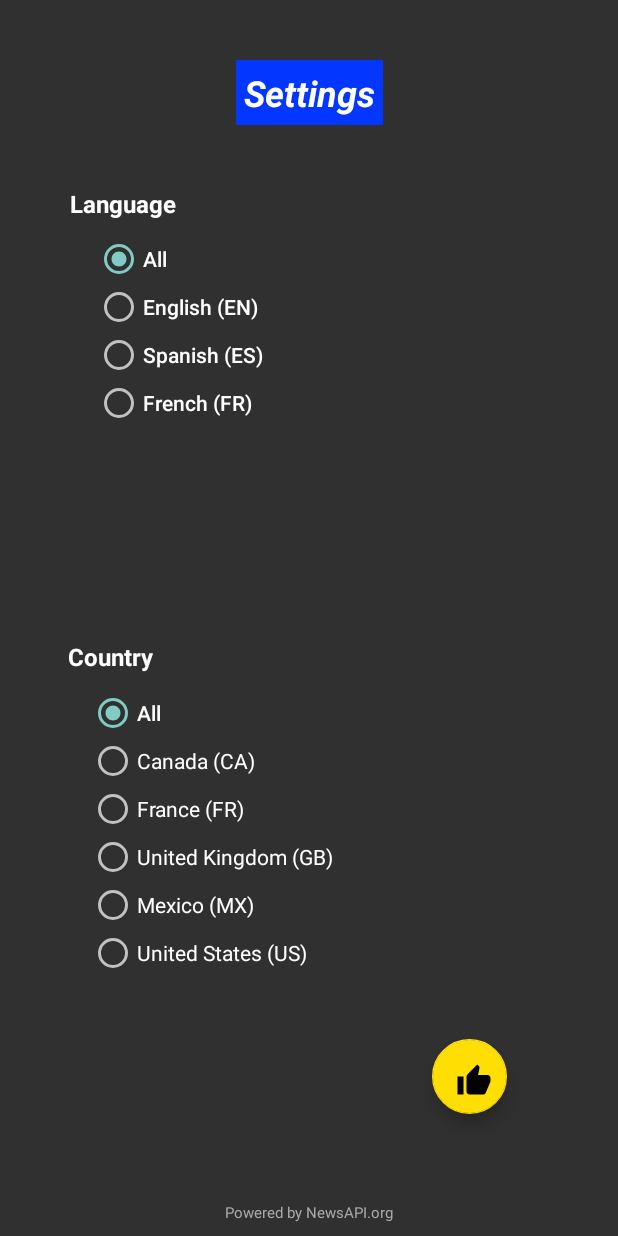
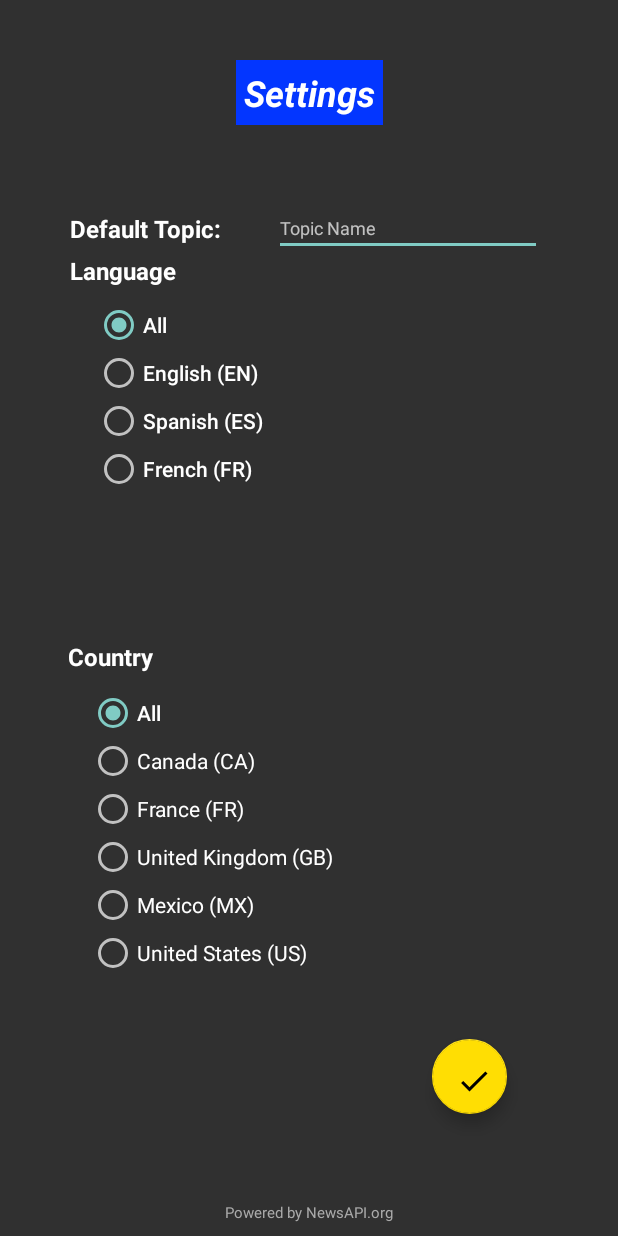
Before and after one commit to mzdoes/bites2, an Android app: the screen it shows after launch (SettingsActivity), after a tap on an icon or button, on a phone screen of 412 x 824 dp. Run offline under Robolectric (Android 15) with nearby library versions, the phone set to English and light mode, and no system bars; network calls fail; 1 statement that could not run was skipped.

Commit message:
working bookmarkButton added default topic setting that would load a specific topic onStart

```diff
--- a/app/src/main/java/com/example/mzdoes/bites2/Article.java
+++ b/app/src/main/java/com/example/mzdoes/bites2/Article.java
@@ -120,4 +120,12 @@ public class Article implements Parcelable, Serializable {
                 ", title='" + title + '\'' +
                 '}';
     }
+
+    @Override
+    public boolean equals(Object obj) {
+        if (obj instanceof Article) {
+            if (((Article) obj).getUrl().equals(this.url)) {return true;}
+            else {return false;}
+        } else { return false; }
+    }
 }
--- a/app/src/main/java/com/example/mzdoes/bites2/ArticleFragment.java
+++ b/app/src/main/java/com/example/mzdoes/bites2/ArticleFragment.java
@@ -35,6 +35,8 @@ public class ArticleFragment extends Fragment {
     private Article currentArticle;
     private String headline, description, urlImage, sourceUrlImage;
     private boolean aBookmark;
+    private ImageView bookmarkButton;
+
 
     // FINAL VARIABLES
     private static final String URL_BLACK_IMAGE = "https://vignette.wikia.nocookie.net/joke-battles/images/5/5a/Black.jpg/revision/latest?cb=20161223050425";
@@ -120,7 +122,7 @@ public class ArticleFragment extends Fragment {
 
 
         // Set Buttons
-        final ImageButton bookmarkButton = view.findViewById(R.id.imageButton_bookmarkArticle);
+        bookmarkButton = view.findViewById(R.id.imageButton_bookmarkArticle);
         ImageButton shareButton = view.findViewById(R.id.imageButton_shareArticle);
 
         if (aBookmark) { bookmarkButton.setImageResource(R.drawable.ic_bookmark_black_24dp); }
@@ -190,5 +192,12 @@ public class ArticleFragment extends Fragment {
         startActivity(browserIntent);
     }
 
+    public void updateBookmarkButton() {
+        if (currentArticle != null) { aBookmark = ((MainActivity) getActivity()).ifBookmarkExists(currentArticle); }
 
+        if (bookmarkButton != null) {
+            if (aBookmark) { bookmarkButton.setImageResource(R.drawable.ic_bookmark_black_24dp); }
+            else { bookmarkButton.setImageResource(R.drawable.ic_bookmark_border_black_24dp); }
+        }
+    }
 }
--- a/app/src/main/java/com/example/mzdoes/bites2/KeySettings.java
+++ b/app/src/main/java/com/example/mzdoes/bites2/KeySettings.java
@@ -15,4 +15,6 @@ public class KeySettings {
     public static final String COUNTRY_KEY = "country";
 
     public static final String URL_KEY = "url";
+
+    public static final String DEFAULT_TOPIC_KEY = "defaultTopic";
 }
--- a/app/src/main/java/com/example/mzdoes/bites2/MainActivity.java
+++ b/app/src/main/java/com/example/mzdoes/bites2/MainActivity.java
@@ -123,7 +123,15 @@ public class MainActivity extends AppCompatActivity {
     private void setup() {
         //SET INSTANCE/API VARIABLES
         searchedArticles = bookmarks = new ArrayList<>();
-        sources = new ArrayList<>(); currentTopic = "trump";
+        sources = new ArrayList<>();
+        currentTopic = "all";
+        try {
+            currentTopic = Utility.readString(getApplicationContext(), KeySettings.DEFAULT_TOPIC_KEY);
+        } catch (IOException e) {
+            e.printStackTrace();
+        } catch (ClassNotFoundException e) {
+            e.printStackTrace();
+        }
         updateInstances();
 
 
@@ -279,7 +287,6 @@ public class MainActivity extends AppCompatActivity {
     private void setArticleView() { setSources(currentLanguage, currentCountry); }
 
     private void updateInstances() {
-        currentLanguage = currentCountry = "";
         try {
             bookmarks = Utility.readList(getApplicationContext(), KeySettings.BOOKMARKS_KEY);
             currentLanguage = Utility.readString(getApplicationContext(), KeySettings.LANGUAGE_KEY);
@@ -366,6 +373,15 @@ public class MainActivity extends AppCompatActivity {
         public int getCount() {
             return searchedArticles.size();
         }
+
+
+        @Override
+        public int getItemPosition(Object object) {
+
+            if (object != null) { ((ArticleFragment) this.getItem(mPager.getCurrentItem())).updateBookmarkButton(); }
+
+            return super.getItemPosition(object);
+        }
     }
 
     @Override
@@ -384,7 +400,6 @@ public class MainActivity extends AppCompatActivity {
     protected void onResume() {
         super.onResume();
         updateInstances();
-
     }
 
     @Override
--- a/app/src/main/java/com/example/mzdoes/bites2/SettingsActivity.java
+++ b/app/src/main/java/com/example/mzdoes/bites2/SettingsActivity.java
@@ -5,6 +5,7 @@ import android.os.Bundle;
 import android.support.design.widget.FloatingActionButton;
 import android.support.v7.app.AppCompatActivity;
 import android.view.View;
+import android.widget.EditText;
 import android.widget.RadioButton;
 import android.widget.RadioGroup;
 import android.widget.Toast;
@@ -19,9 +20,10 @@ public class SettingsActivity extends AppCompatActivity {
     // ANDROID WIDGETS
     private RadioGroup           languageSettings, countrySettings;
     private FloatingActionButton settingsApplyButton;
+    private EditText             topicEditText;
 
     // INSTANCE VARIABLES
-    private String               chosenLanguage, chosenCountry;
+    private String               chosenLanguage, chosenCountry, chosenTopic;
 
 
     /** ---  METHODS AND STUFF  ---- **/
@@ -64,12 +66,17 @@ public class SettingsActivity extends AppCompatActivity {
         else if (chosenCountry.equals("us")) { RadioButton b = findViewById(R.id.radioButton_countryUS); b.setChecked(true); }
 
 
+        topicEditText.setText(chosenTopic);
+
         settingsApplyButton.setOnClickListener(new View.OnClickListener() {
             @Override
             public void onClick(View view) {
+                chosenTopic = topicEditText.getText().toString();
+
                 try {
                     Utility.saveString(getApplicationContext(), KeySettings.LANGUAGE_KEY, chosenLanguage);
                     Utility.saveString(getApplicationContext(), KeySettings.COUNTRY_KEY, chosenCountry);
+                    Utility.saveString(getApplicationContext(), KeySettings.DEFAULT_TOPIC_KEY, chosenTopic);
                 } catch (IOException e) {
                     e.printStackTrace();
                 }
@@ -90,10 +97,11 @@ public class SettingsActivity extends AppCompatActivity {
         super.onCreate(savedInstanceState);
         setContentView(R.layout.activity_settings);
 
-        chosenLanguage = chosenCountry = "";
+        chosenLanguage = chosenCountry = chosenTopic = "";
         try {
             chosenLanguage = Utility.readString(getApplicationContext(), KeySettings.LANGUAGE_KEY);
             chosenCountry = Utility.readString(getApplicationContext(), KeySettings.COUNTRY_KEY);
+            chosenTopic = Utility.readString(getApplicationContext(), KeySettings.DEFAULT_TOPIC_KEY);
         } catch  (IOException e) {
             e.printStackTrace();
         } catch (ClassNotFoundException e) {
@@ -102,6 +110,7 @@ public class SettingsActivity extends AppCompatActivity {
 
         languageSettings = findViewById(R.id.radioGroup_languageSettings);
         countrySettings = findViewById(R.id.radioGroup_countrySettings);
+        topicEditText = findViewById(R.id.editText_defaultTopic);
         settingsApplyButton = findViewById(R.id.floatingActionButton_settingsApply);
 
         setWidgets();
--- a/app/src/main/res/drawable/ic_thumb_up_black_24dp.xml
+++ /dev/null
@@ -1,9 +0,0 @@
-<vector xmlns:android="http://schemas.android.com/apk/res/android"
-        android:width="24dp"
-        android:height="24dp"
-        android:viewportWidth="24.0"
-        android:viewportHeight="24.0">
-    <path
-        android:fillColor="#FF000000"
-        android:pathData="M1,21h4L5,9L1,9v12zM23,10c0,-1.1 -0.9,-2 -2,-2h-6.31l0.95,-4.57 0.03,-0.32c0,-0.41 -0.17,-0.79 -0.44,-1.06L14.17,1 7.59,7.59C7.22,7.95 7,8.45 7,9v10c0,1.1 0.9,2 2,2h9c0.83,0 1.54,-0.5 1.84,-1.22l3.02,-7.05c0.09,-0.23 0.14,-0.47 0.14,-0.73v-1.91l-0.01,-0.01L23,10z"/>
-</vector>
--- a/app/src/main/res/layout/activity_settings.xml
+++ b/app/src/main/res/layout/activity_settings.xml
@@ -61,7 +61,6 @@
         android:layout_marginBottom="8dp"
         android:layout_marginEnd="8dp"
         android:layout_marginStart="8dp"
-        android:layout_marginTop="8dp"
         android:text="Language"
         android:textAppearance="@style/TextAppearance.AppCompat.Light.SearchResult.Subtitle"
         android:textStyle="bold"
@@ -69,8 +68,8 @@
         app:layout_constraintEnd_toStartOf="@+id/guideline_settingsRight"
         app:layout_constraintHorizontal_bias="0.1"
         app:layout_constraintStart_toStartOf="@+id/guideline_settingsLeft"
-        app:layout_constraintTop_toBottomOf="@+id/textView_settings"
-        app:layout_constraintVertical_bias="0.050000012" />
+        app:layout_constraintTop_toTopOf="@id/barrier_settings"
+        app:layout_constraintVertical_bias="0.00999999" />
 
     <TextView
         android:id="@+id/textView_country"
@@ -79,7 +78,6 @@
         android:layout_marginBottom="8dp"
         android:layout_marginEnd="8dp"
         android:layout_marginStart="8dp"
-        android:layout_marginTop="8dp"
         android:text="Country"
         android:textAppearance="@style/TextAppearance.AppCompat.Light.SearchResult.Subtitle"
         android:textStyle="bold"
@@ -87,7 +85,8 @@
         app:layout_constraintEnd_toStartOf="@+id/guideline_settingsRight"
         app:layout_constraintHorizontal_bias="0.09"
         app:layout_constraintStart_toStartOf="@+id/guideline_settingsLeft"
-        app:layout_constraintTop_toBottomOf="@+id/textView_settings" />
+        app:layout_constraintTop_toTopOf="@id/barrier_settings"
+        app:layout_constraintVertical_bias="0.44" />
 
     <RadioGroup
         android:id="@+id/radioGroup_countrySettings"
@@ -211,7 +210,7 @@
         app:layout_constraintStart_toEndOf="@+id/radioGroup_countrySettings"
         app:layout_constraintTop_toTopOf="@+id/guideline_settingsTop"
         app:layout_constraintVertical_bias="0.94"
-        app:srcCompat="@drawable/ic_thumb_up_black_24dp" />
+        app:srcCompat="@drawable/ic_check_black_24dp" />
 
     <TextView
         android:id="@+id/textView_newsAPIacknowledgement"
@@ -229,4 +228,47 @@
         app:layout_constraintStart_toStartOf="@+id/guideline_settingsLeft"
         app:layout_constraintTop_toTopOf="@+id/guideline_settingsBottom" />
 
+    <TextView
+        android:id="@+id/textView_defaultTopic"
+        android:layout_width="wrap_content"
+        android:layout_height="wrap_content"
+        android:layout_marginBottom="8dp"
+        android:layout_marginEnd="8dp"
+        android:layout_marginStart="8dp"
+        android:layout_marginTop="8dp"
+        android:text="Default Topic:"
+        android:textAppearance="@style/TextAppearance.AppCompat.SearchResult.Subtitle"
+        android:textStyle="bold"
+        app:layout_constraintBottom_toTopOf="@+id/guideline_settingsBottom"
+        app:layout_constraintEnd_toStartOf="@+id/guideline_settingsRight"
+        app:layout_constraintHorizontal_bias="0.11"
+        app:layout_constraintStart_toStartOf="@+id/guideline_settingsLeft"
+        app:layout_constraintTop_toTopOf="@+id/guideline_settingsTop"
+        app:layout_constraintVertical_bias="0.13999999" />
+
+    <EditText
+        android:id="@+id/editText_defaultTopic"
+        android:layout_width="0dp"
+        android:layout_height="wrap_content"
+        android:layout_marginEnd="8dp"
+        android:layout_marginTop="8dp"
+        android:ems="10"
+        android:hint="Topic Name"
+        android:inputType="textPersonName"
+        android:textAppearance="@style/TextAppearance.AppCompat.Caption"
+        app:layout_constraintBottom_toBottomOf="@+id/textView_defaultTopic"
+        app:layout_constraintDimensionRatio="w,4.8:1"
+        app:layout_constraintEnd_toStartOf="@+id/guideline_settingsRight"
+        app:layout_constraintStart_toEndOf="@+id/textView_defaultTopic"
+        app:layout_constraintTop_toTopOf="@+id/textView_defaultTopic"
+        app:layout_constraintVertical_bias="0.7" />
+
+    <android.support.constraint.Barrier
+        android:id="@+id/barrier_settings"
+        android:layout_width="wrap_content"
+        android:layout_height="wrap_content"
+        app:barrierDirection="bottom"
+        app:constraint_referenced_ids="textView_defaultTopic"
+        tools:layout_editor_absoluteY="567dp" />
+
 </android.support.constraint.ConstraintLayout>
```
